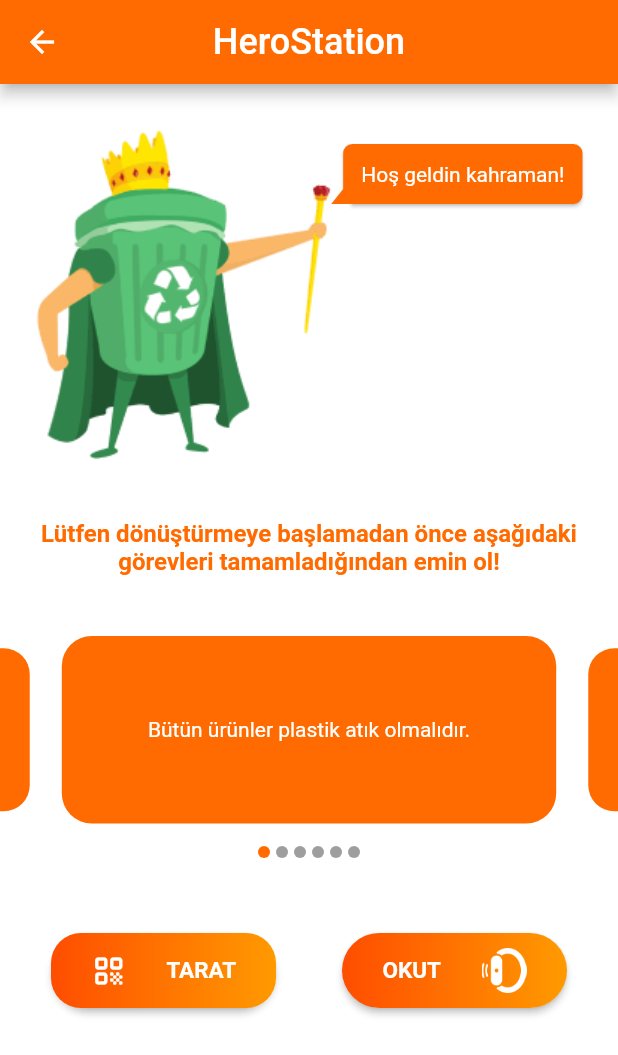
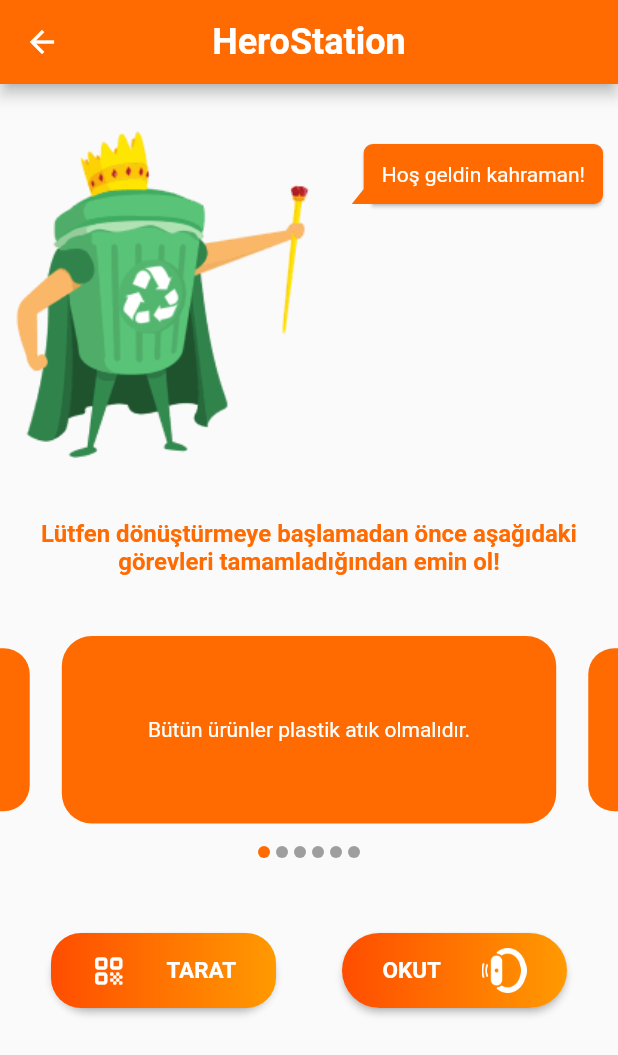
Before and after one commit to fatihozkan-github/WeApp, a Flutter app: the QRScanPage screen opened directly, on a phone screen of 412 x 824 dp. Shown: the top 1055 px of the screen. Run offline on Flutter 3.47's test engine with Material 2 defaults, Android fonts, the phone set to English and light mode, and no system bars; drawn by our look-alikes of bubble, carousel_slider; our stand-ins replace after_layout, cloud_firestore, confetti, convex_bottom_bar, double_back_to_close, easy_localization and 20 more; missing offline and left inert: cloud_firestore_web, firebase_auth_web, firebase_core_web, firebase_storage_web, google_sign_in_web, nice_button and 3 more; accounts and stored records are empty; generated files the repository leaves out were written again; project files that could hold a hidden picture were left out.

Commit message:
• second_edit_profile.dart - new page • fixes.

```diff
--- a/lib/Screens/BottomNavigation/Feed/feed_deneme.dart
+++ b/lib/Screens/BottomNavigation/Feed/feed_deneme.dart
@@ -24,9 +24,8 @@ class FeedPage extends StatelessWidget {
                 itemBuilder: (context, index) {
                   var post = data["post" + (data.length - index).toString()];
                   return Padding(
-                    padding: EdgeInsets.symmetric(horizontal: 10.0),
+                    padding: EdgeInsets.symmetric(horizontal: 10.0, vertical: 10),
                     child: Container(
-                      height: 465.0,
                       decoration: BoxDecoration(
                         color: Colors.white,
                         borderRadius: BorderRadius.circular(20.0),
--- a/lib/Screens/BottomNavigation/QR/qr_page.dart
+++ b/lib/Screens/BottomNavigation/QR/qr_page.dart
@@ -5,6 +5,7 @@ import 'package:WE/Screens/BottomNavigation/QR/new_qr_page.dart';
 import 'package:bubble/bubble.dart';
 import 'package:carousel_slider/carousel_slider.dart';
 import 'package:firebase_database/firebase_database.dart';
+import 'package:flutter/cupertino.dart';
 import 'package:flutter/material.dart';
 import 'package:WE/Resources/constants.dart';
 import 'package:WE/Screens/BottomNavigation/QR/instructions.dart';
@@ -27,36 +28,28 @@ class QRScanPageState extends State<QRScanPage> {
   int _current = 0;
   @override
   Widget build(BuildContext context) {
-    Size size = MediaQuery.of(context).size;
     return Scaffold(
-      backgroundColor: Colors.white,
       appBar: AppBar(
-        title: Text("HeroStation", style: TextStyle(fontSize: 24)),
+        title: Text("HeroStation", style: TextStyle(fontSize: 24, fontWeight: FontWeight.bold)),
         centerTitle: true,
-        backgroundColor: Color(0xFFFF6B00),
+        backgroundColor: kPrimaryColor,
       ),
       body: ListView(
-        // padding: const EdgeInsets.symmetric(horizontal: 12.0),
         children: [
           SizedBox(height: 30),
           Row(
             mainAxisAlignment: MainAxisAlignment.center,
             crossAxisAlignment: CrossAxisAlignment.start,
             children: [
-              Image.asset("assets/instruction.png", height: 220),
-              Bubble(
+              SizedBox(width: 10),
+              Expanded(child: Image.asset("assets/instruction.png", height: 220)),
+              Expanded(
+                child: Bubble(
                   margin: BubbleEdges.only(top: 10),
                   padding: BubbleEdges.all(12),
                   alignment: Alignment.topRight,
                   nip: BubbleNip.leftBottom,
                   color: kPrimaryColor,
-                child: Container(
-                  /// TODO: Fix
-                  // width: 125,
-                  constraints: BoxConstraints(
-                    minWidth: 70,
-                    maxWidth: 150,
-                  ),
                   child: Text(
                     'Hoş geldin kahraman!',
                     style: TextStyle(color: Colors.white),
@@ -65,14 +58,18 @@ class QRScanPageState extends State<QRScanPage> {
                   ),
                 ),
               ),
+              SizedBox(width: 10),
             ],
           ),
           SizedBox(height: 40),
           Center(
+            child: Padding(
+              padding: const EdgeInsets.symmetric(horizontal: 10.0),
               child: Text(
                 "Lütfen dönüştürmeye başlamadan önce aşağıdaki görevleri tamamladığından emin ol!",
                 textAlign: TextAlign.center,
                 style: TextStyle(fontSize: 16, color: kPrimaryColor, fontWeight: FontWeight.bold),
+              ),
             ),
           ),
           SizedBox(height: 40),
--- a/lib/Screens/ProfileDrawer/profile_drawer.dart
+++ b/lib/Screens/ProfileDrawer/profile_drawer.dart
@@ -120,10 +120,7 @@ class ProfileDrawerState extends State<ProfileDrawer> {
         ],
         centerTitle: true,
         backgroundColor: kPrimaryColor,
-        title: Padding(
-          padding: const EdgeInsets.all(16.0),
-          child: Text("WE", style: TextStyle(color: Colors.white, fontSize: 30, fontFamily: 'Panthera')),
-        ),
+        title: Text("WE", style: TextStyle(color: Colors.white, fontSize: 30, fontWeight: FontWeight.bold)),
       );
 
   _getDrawer(data, drawerOptions) => Drawer(
--- a/lib/main.dart
+++ b/lib/main.dart
@@ -55,7 +55,6 @@ class AfterSplash extends StatelessWidget {
             SizeConfig().init(constraints, orientation);
             return MultiProvider(
               providers: [
-                /// TODO: Check
                 ChangeNotifierProvider(create: (context) => LoginService()),
               ],
               child: MaterialApp(
@@ -63,7 +62,6 @@ class AfterSplash extends StatelessWidget {
                 title: 'WE',
                 theme: ThemeData(
                   accentColor: Colors.orange,
-                  // canvasColor: kSecondaryColor,
                   fontFamily: "Montserrat_Alternates",
                   primaryColor: kPrimaryColor,
                   visualDensity: VisualDensity.adaptivePlatformDensity,
```
Also changed, not shown: lib/Resources/components/default_appbar.dart (+23 -1 lines), lib/Screens/BottomNavigation/Leaderboard/leaderboard.dart (+4 -3 lines), lib/Screens/BottomNavigation/QR/bracelet_page.dart (+6 -1 lines), lib/Screens/BottomNavigation/QR/new_qr_page.dart (+12 -8 lines), lib/Screens/Intro/login_screen.dart (+23 -3 lines), lib/Screens/Intro/signup_screen.dart (+21 -20 lines), lib/Screens/ProfileDrawer/Profile/profile_page.dart (+31 -16 lines), lib/Screens/ProfileDrawer/Profile/second_edit_profile.dart (added, +51 -0 lines), 1 other file. Lines whose indentation alone changed are shown as unchanged.
